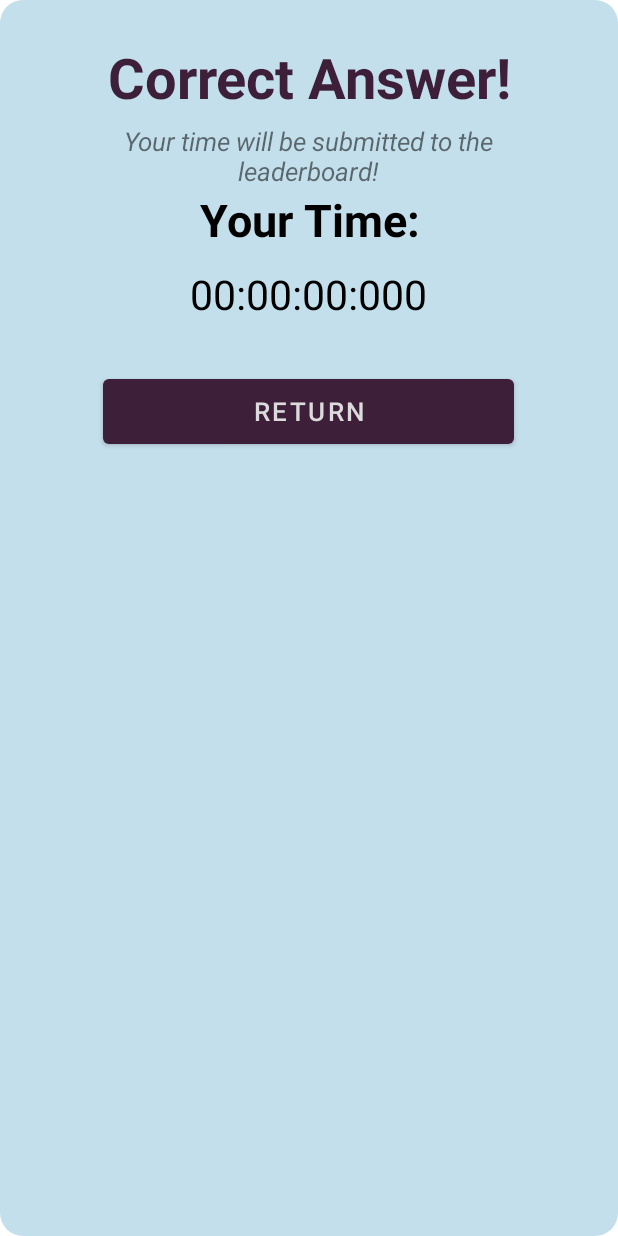
After one commit to catherinepaopao/the-grind, an Android app: the layout congrats_dialog.xml on its own in the app's theme, with its tools: preview values and no code run, on a phone screen of 412 x 824 dp. The commit adds this screen. Run offline under Robolectric (Android 15) with nearby library versions, the light colour scheme and no system bars.

Commit message:
correc thigng

```diff
--- a/app/src/main/java/com/idk/thegrind/MainActivity.java
+++ b/app/src/main/java/com/idk/thegrind/MainActivity.java
@@ -28,7 +28,7 @@ public class MainActivity extends AppCompatActivity {
         setContentView(R.layout.activity_main);
 
         getSupportActionBar().hide();
-        //Conversions.resetAll(prefs); // RESET EVERYTHING
+        Conversions.resetAll(prefs); // RESET EVERYTHING
 
         start = findViewById(R.id.startbutton);
         InstructionsDialog instructDialog = new InstructionsDialog(this);
--- /dev/null
+++ b/app/src/main/res/drawable-v24/congrats_bg.xml
@@ -0,0 +1,12 @@
+<?xml version="1.0" encoding="utf-8"?>
+<shape xmlns:android="http://schemas.android.com/apk/res/android">
+    <solid
+        android:color="@color/blue_light" />
+    <corners
+        android:radius="15dp" />
+    <padding
+        android:left="10dp"
+        android:top="10dp"
+        android:right="10dp"
+        android:bottom="10dp" />
+</shape>
--- /dev/null
+++ b/app/src/main/res/layout/congrats_dialog.xml
@@ -0,0 +1,74 @@
+<?xml version="1.0" encoding="utf-8"?>
+<androidx.constraintlayout.widget.ConstraintLayout xmlns:android="http://schemas.android.com/apk/res/android"
+    xmlns:app="http://schemas.android.com/apk/res-auto"
+    xmlns:tools="http://schemas.android.com/tools"
+    android:layout_width="match_parent"
+    android:layout_height="match_parent"
+    android:background="@drawable/congrats_bg">
+
+    <TextView
+        android:id="@+id/textView"
+        android:layout_width="323dp"
+        android:layout_height="56dp"
+        android:layout_marginTop="16dp"
+        android:text="@string/correct"
+        android:textAlignment="center"
+        android:textColor="@color/dark_purple"
+        android:textSize="37sp"
+        android:textStyle="bold"
+        app:layout_constraintEnd_toEndOf="parent"
+        app:layout_constraintStart_toStartOf="parent"
+        app:layout_constraintTop_toTopOf="parent" />
+
+    <TextView
+        android:id="@+id/textView2"
+        android:layout_width="179dp"
+        android:layout_height="47dp"
+        android:text="@string/your_time"
+        android:textAlignment="center"
+        android:textColor="@color/black"
+        android:textSize="30sp"
+        android:textStyle="bold"
+        app:layout_constraintEnd_toEndOf="parent"
+        app:layout_constraintStart_toStartOf="parent"
+        app:layout_constraintTop_toBottomOf="@+id/leaderboard_submit_msg" />
+
+    <TextView
+        android:id="@+id/time_result"
+        android:layout_width="182dp"
+        android:layout_height="45dp"
+        android:layout_marginTop="4dp"
+        android:text="00:00:00:000"
+        android:textAlignment="center"
+        android:textColor="@color/black"
+        android:textSize="27sp"
+        app:layout_constraintEnd_toEndOf="parent"
+        app:layout_constraintHorizontal_bias="0.497"
+        app:layout_constraintStart_toStartOf="parent"
+        app:layout_constraintTop_toBottomOf="@+id/textView2" />
+
+    <Button
+        android:id="@+id/return_questions"
+        android:layout_width="274dp"
+        android:layout_height="55dp"
+        android:layout_marginTop="24dp"
+        android:text="@string/return_questions"
+        android:textSize="17sp"
+        app:layout_constraintEnd_toEndOf="parent"
+        app:layout_constraintHorizontal_bias="0.496"
+        app:layout_constraintStart_toStartOf="parent"
+        app:layout_constraintTop_toBottomOf="@+id/time_result" />
+
+    <TextView
+        android:id="@+id/leaderboard_submit_msg"
+        android:layout_width="278dp"
+        android:layout_height="wrap_content"
+        android:text="@string/leaderboard_submit"
+        android:textAlignment="center"
+        android:textSize="17sp"
+        android:textStyle="italic"
+        app:layout_constraintEnd_toEndOf="parent"
+        app:layout_constraintHorizontal_bias="0.496"
+        app:layout_constraintStart_toStartOf="parent"
+        app:layout_constraintTop_toBottomOf="@+id/textView" />
+</androidx.constraintlayout.widget.ConstraintLayout>
--- a/app/src/main/res/values/colors.xml
+++ b/app/src/main/res/values/colors.xml
@@ -5,6 +5,7 @@
     <color name="purple_700">#FF3700B3</color>
     <color name="teal_200">#FF03DAC5</color>
     <color name="blue_mid">#FF247BA0</color>
+    <color name="blue_light">#FFc3dfeb</color>
     <color name="black">#FF000000</color>
     <color name="white">#FFFFFFFF</color>
     <color name="gray_ish">#FF5c584e</color>
--- a/app/src/main/res/values/strings.xml
+++ b/app/src/main/res/values/strings.xml
@@ -19,4 +19,9 @@
     <string name="not_eligible">You are not eligible for a leaderboard spot</string>
     <string name="wrong_answer">Wrong answer!</string>
     <string name="no_answer">Answer before submitting!</string>
+    <string name="correct">Correct Answer!</string>
+    <string name="your_time">Your Time:</string>
+    <string name="return_questions">RETURN</string>
+    <string name="leaderboard_submit_error">Your time will not be submitted to the leaderboard.</string>
+    <string name="leaderboard_submit">Your time will be submitted to the leaderboard!</string>
 </resources>
--- a/app/src/main/res/values/themes.xml
+++ b/app/src/main/res/values/themes.xml
@@ -6,7 +6,7 @@
         <item name="colorPrimaryVariant">@color/dark_purple</item>
         <item name="colorOnPrimary">@color/off_white</item>
         <!-- Secondary brand color. -->
-        <item name="colorSecondary">@color/blue_mid</item>
+        <item name="colorSecondary">@color/blue_light</item>
         <item name="colorSecondaryVariant">@color/blue_mid</item>
         <item name="colorOnSecondary">@color/black</item>
         <!-- Status bar color. -->
```
Also changed, not shown: app/src/main/java/com/idk/thegrind/Conversions.java (+22 -1 lines), app/src/main/java/com/idk/thegrind/CorrectAnswerDialog.java (added, +42 -0 lines), app/src/main/java/com/idk/thegrind/QuestionDialog.java (+13 -16 lines).
